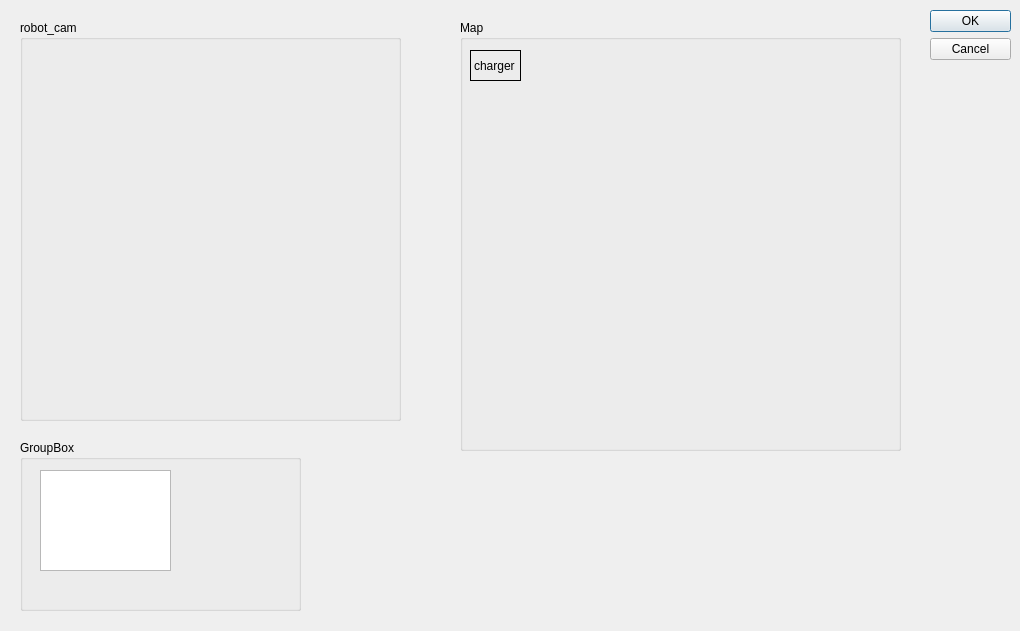
Gyumni1/amr_gui, file ui_pkg/ui_pkg/odm.ui: the form before one commit.
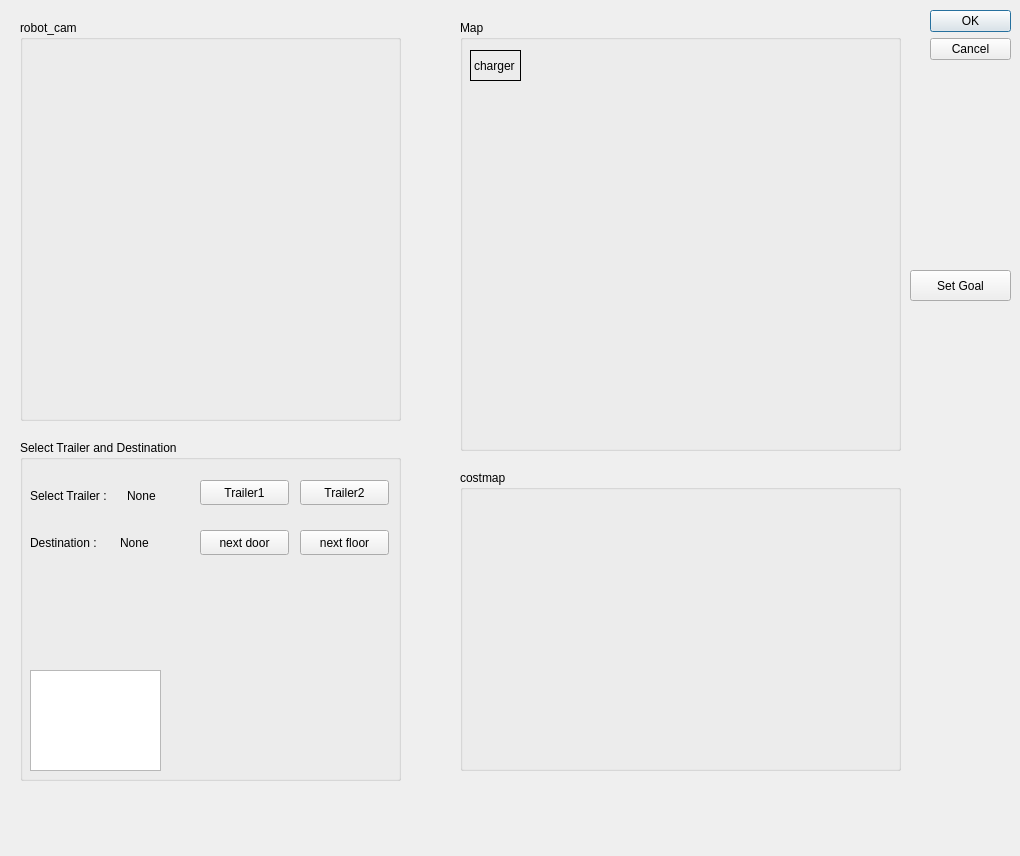
The form after the commit.

Patch:
```diff
--- a/ui_pkg/ui_pkg/odm.ui
+++ b/ui_pkg/ui_pkg/odm.ui
@@ -7,7 +7,7 @@
     <x>0</x>
     <y>0</y>
     <width>1020</width>
-    <height>631</height>
+    <height>856</height>
    </rect>
   </property>
   <property name="windowTitle">
@@ -34,23 +34,127 @@
     <rect>
      <x>20</x>
      <y>440</y>
-     <width>281</width>
-     <height>171</height>
+     <width>381</width>
+     <height>341</height>
     </rect>
    </property>
    <property name="title">
-    <string>GroupBox</string>
+    <string>Select Trailer and Destination</string>
    </property>
    <widget class="QTableWidget" name="tableWidget">
     <property name="geometry">
      <rect>
-      <x>20</x>
-      <y>30</y>
+      <x>10</x>
+      <y>230</y>
       <width>131</width>
       <height>101</height>
      </rect>
     </property>
    </widget>
+   <widget class="QPushButton" name="Trailer1">
+    <property name="geometry">
+     <rect>
+      <x>180</x>
+      <y>40</y>
+      <width>89</width>
+      <height>25</height>
+     </rect>
+    </property>
+    <property name="text">
+     <string>Trailer1</string>
+    </property>
+   </widget>
+   <widget class="QLabel" name="trailer_label">
+    <property name="geometry">
+     <rect>
+      <x>10</x>
+      <y>40</y>
+      <width>101</width>
+      <height>31</height>
+     </rect>
+    </property>
+    <property name="text">
+     <string>Select Trailer :</string>
+    </property>
+   </widget>
+   <widget class="QPushButton" name="Trailer2">
+    <property name="geometry">
+     <rect>
+      <x>280</x>
+      <y>40</y>
+      <width>89</width>
+      <height>25</height>
+     </rect>
+    </property>
+    <property name="text">
+     <string>Trailer2</string>
+    </property>
+   </widget>
+   <widget class="QLabel" name="Destination_label">
+    <property name="geometry">
+     <rect>
+      <x>10</x>
+      <y>87</y>
+      <width>101</width>
+      <height>31</height>
+     </rect>
+    </property>
+    <property name="text">
+     <string>Destination :</string>
+    </property>
+   </widget>
+   <widget class="QPushButton" name="destination1">
+    <property name="geometry">
+     <rect>
+      <x>180</x>
+      <y>90</y>
+      <width>89</width>
+      <height>25</height>
+     </rect>
+    </property>
+    <property name="text">
+     <string>next door</string>
+    </property>
+   </widget>
+   <widget class="QPushButton" name="destination2">
+    <property name="geometry">
+     <rect>
+      <x>280</x>
+      <y>90</y>
+      <width>89</width>
+      <height>25</height>
+     </rect>
+    </property>
+    <property name="text">
+     <string>next floor</string>
+    </property>
+   </widget>
+   <widget class="QLabel" name="trailer_text">
+    <property name="geometry">
+     <rect>
+      <x>107</x>
+      <y>40</y>
+      <width>71</width>
+      <height>31</height>
+     </rect>
+    </property>
+    <property name="text">
+     <string>None</string>
+    </property>
+   </widget>
+   <widget class="QLabel" name="destination_text">
+    <property name="geometry">
+     <rect>
+      <x>100</x>
+      <y>87</y>
+      <width>81</width>
+      <height>31</height>
+     </rect>
+    </property>
+    <property name="text">
+     <string>None</string>
+    </property>
+   </widget>
   </widget>
   <widget class="QGroupBox" name="Cam_groupBox2">
    <property name="geometry">
@@ -127,6 +231,45 @@
     </property>
    </widget>
   </widget>
+  <widget class="QPushButton" name="goal_button">
+   <property name="geometry">
+    <rect>
+     <x>910</x>
+     <y>270</y>
+     <width>101</width>
+     <height>31</height>
+    </rect>
+   </property>
+   <property name="text">
+    <string>Set Goal</string>
+   </property>
+  </widget>
+  <widget class="QGroupBox" name="costmap_groupbox">
+   <property name="geometry">
+    <rect>
+     <x>460</x>
+     <y>470</y>
+     <width>441</width>
+     <height>301</height>
+    </rect>
+   </property>
+   <property name="title">
+    <string>costmap</string>
+   </property>
+   <widget class="QLabel" name="costmap_label">
+    <property name="geometry">
+     <rect>
+      <x>20</x>
+      <y>30</y>
+      <width>281</width>
+      <height>251</height>
+     </rect>
+    </property>
+    <property name="text">
+     <string/>
+    </property>
+   </widget>
+  </widget>
  </widget>
  <resources/>
  <connections>
```
